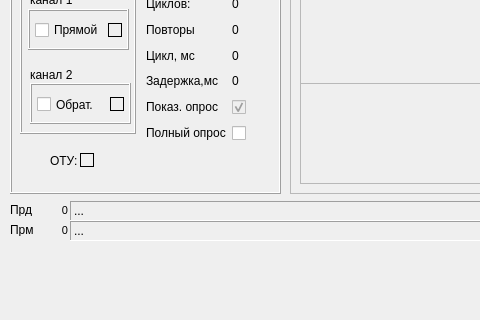
Old version of the form MdmAgent/mainwindow.ui in the repository eugene-pa/armdncqt; both pictures show x 0 to 480 and y 83 to 403 of the 1037 by 586 pixel window.
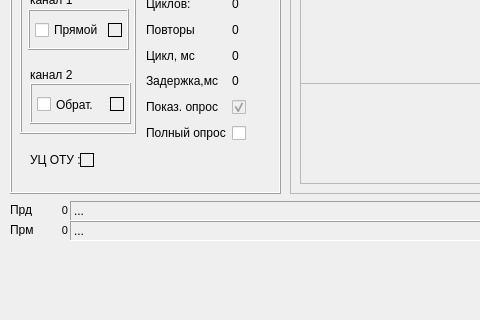
New version of the form. Custom widgets are drawn as their Qt base class.

```diff
--- a/MdmAgent/mainwindow.ui
+++ b/MdmAgent/mainwindow.ui
@@ -200,14 +200,14 @@
     <widget class="QLabel" name="label_12">
      <property name="geometry">
       <rect>
-       <x>40</x>
-       <y>200</y>
-       <width>31</width>
-       <height>16</height>
+       <x>20</x>
+       <y>197</y>
+       <width>51</width>
+       <height>20</height>
       </rect>
      </property>
      <property name="text">
-      <string>ОТУ:</string>
+      <string>УЦ ОТУ :</string>
      </property>
     </widget>
     <widget class="QLed" name="label_OTU">
```
